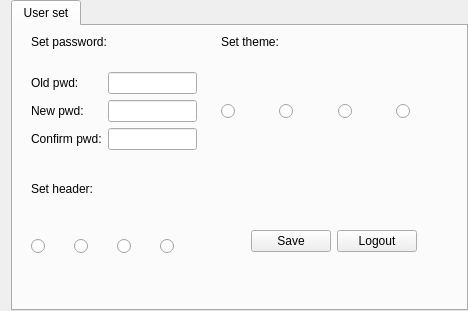
This is tank/quserform.ui in photonlili/Tank as Qt 5 draws it before an edit. The edited form follows.
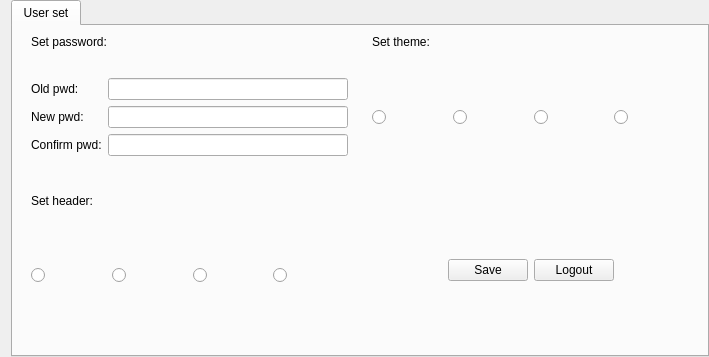
This is the edited form. Custom widgets are drawn as their Qt base class.

```diff
--- a/tank/quserform.ui
+++ b/tank/quserform.ui
@@ -6,8 +6,8 @@
    <rect>
     <x>0</x>
     <y>0</y>
-    <width>468</width>
-    <height>311</height>
+    <width>709</width>
+    <height>357</height>
    </rect>
   </property>
   <property name="windowTitle">
```
